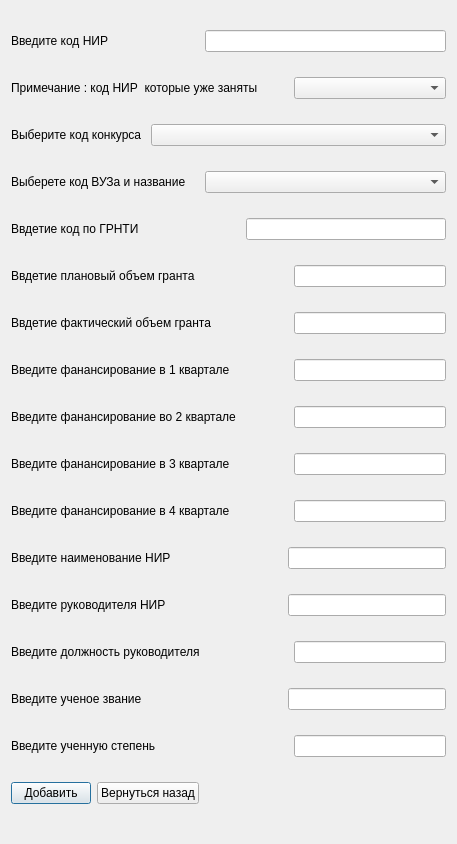
First picture: the form in AddRowWindow.ui, repository BITLIFASON/Support_Of_Competitions_For_Grants, before the edit.
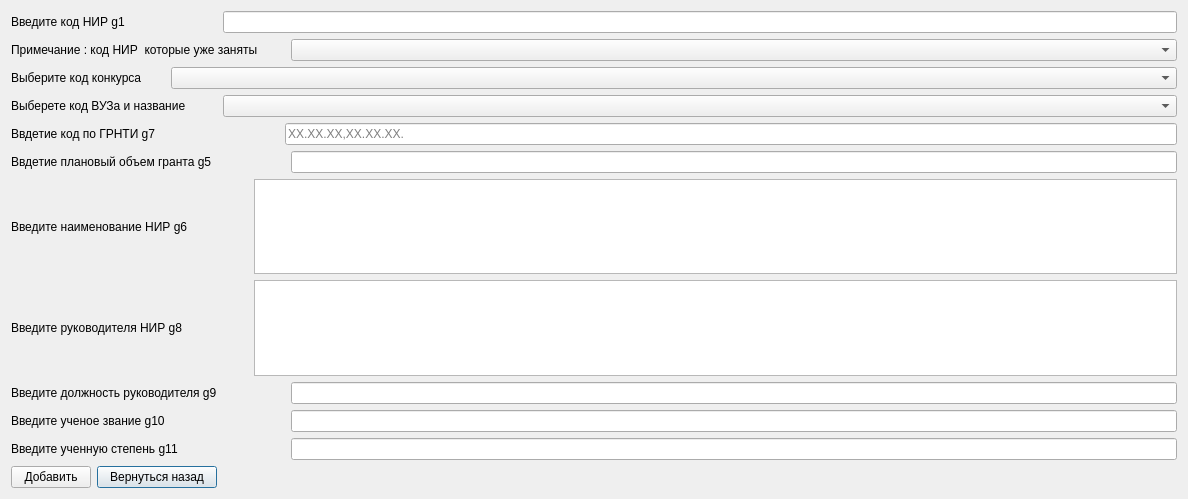
Second picture: the form after the edit.

Diff of the .ui file:
```diff
--- a/AddRowWindow.ui
+++ b/AddRowWindow.ui
@@ -6,24 +6,40 @@
    <rect>
     <x>0</x>
     <y>0</y>
-    <width>457</width>
-    <height>844</height>
+    <width>1188</width>
+    <height>499</height>
    </rect>
   </property>
   <property name="windowTitle">
-   <string>Добавление строки</string>
+   <string>Сопровождение конкурсов на соискание грантов — добавление строки</string>
   </property>
   <layout class="QGridLayout" name="gridLayout">
-   <item row="0" column="0" colspan="2">
-    <widget class="QLabel" name="label">
-     <property name="text">
-      <string>Введите код НИР</string>
-     </property>
-    </widget>
-   </item>
    <item row="0" column="3" colspan="4">
     <widget class="QLineEdit" name="lineEdit_g1"/>
    </item>
+   <item row="9" column="0" colspan="2">
+    <widget class="QLabel" name="label_15">
+     <property name="text">
+      <string>Введите ученое звание g10</string>
+     </property>
+    </widget>
+   </item>
+   <item row="4" column="5" colspan="2">
+    <widget class="QLineEdit" name="lineEdit_g7">
+     <property name="placeholderText">
+      <string>XX.XX.XX,XX.XX.XX.</string>
+     </property>
+    </widget>
+   </item>
+   <item row="9" column="6">
+    <widget class="QLineEdit" name="lineEdit_g10"/>
+   </item>
+   <item row="5" column="6">
+    <widget class="QLineEdit" name="lineEdit_g5"/>
+   </item>
+   <item row="1" column="6">
+    <widget class="QComboBox" name="comboBox_cod_nir"/>
+   </item>
    <item row="1" column="0" colspan="5">
     <widget class="QLabel" name="label_17">
      <property name="text">
@@ -31,19 +47,6 @@
      </property>
     </widget>
    </item>
-   <item row="1" column="6">
-    <widget class="QComboBox" name="comboBox_cod_nir"/>
-   </item>
-   <item row="2" column="0" colspan="2">
-    <widget class="QLabel" name="label_2">
-     <property name="text">
-      <string>Выберите код конкурса </string>
-     </property>
-    </widget>
-   </item>
-   <item row="2" column="2" colspan="5">
-    <widget class="QComboBox" name="comboBox_cod_kon"/>
-   </item>
    <item row="3" column="0" colspan="3">
     <widget class="QLabel" name="label_3">
      <property name="text">
@@ -51,143 +54,94 @@
      </property>
     </widget>
    </item>
-   <item row="3" column="3" colspan="4">
-    <widget class="QComboBox" name="comboBox_cod_vuz"/>
-   </item>
    <item row="4" column="0" colspan="2">
     <widget class="QLabel" name="label_5">
      <property name="text">
-      <string>Ввдетие код по ГРНТИ</string>
+      <string>Ввдетие код по ГРНТИ g7</string>
      </property>
     </widget>
    </item>
-   <item row="4" column="4" colspan="3">
-    <widget class="QLineEdit" name="lineEdit_g7"/>
-   </item>
-   <item row="5" column="0" colspan="3">
-    <widget class="QLabel" name="label_6">
-     <property name="text">
-      <string>Ввдетие плановый объем гранта</string>
-     </property>
-    </widget>
-   </item>
-   <item row="5" column="6">
-    <widget class="QLineEdit" name="lineEdit_g5"/>
-   </item>
    <item row="6" column="0" colspan="4">
-    <widget class="QLabel" name="label_7">
-     <property name="text">
-      <string>Ввдетие фактический объем гранта</string>
-     </property>
-    </widget>
-   </item>
-   <item row="6" column="6">
-    <widget class="QLineEdit" name="lineEdit_g2"/>
-   </item>
-   <item row="7" column="0" colspan="6">
-    <widget class="QLabel" name="label_8">
-     <property name="text">
-      <string>Введите фанансирование в 1 квартале</string>
-     </property>
-    </widget>
-   </item>
-   <item row="7" column="6">
-    <widget class="QLineEdit" name="lineEdit_g21"/>
-   </item>
-   <item row="8" column="0" colspan="6">
-    <widget class="QLabel" name="label_9">
-     <property name="text">
-      <string>Введите фанансирование во 2 квартале</string>
-     </property>
-    </widget>
-   </item>
-   <item row="8" column="6">
-    <widget class="QLineEdit" name="lineEdit_g22"/>
-   </item>
-   <item row="9" column="0" colspan="6">
-    <widget class="QLabel" name="label_10">
-     <property name="text">
-      <string>Введите фанансирование в 3 квартале</string>
-     </property>
-    </widget>
-   </item>
-   <item row="9" column="6">
-    <widget class="QLineEdit" name="lineEdit_g23"/>
-   </item>
-   <item row="10" column="0" colspan="6">
-    <widget class="QLabel" name="label_11">
-     <property name="text">
-      <string>Введите фанансирование в 4 квартале</string>
-     </property>
-    </widget>
-   </item>
-   <item row="10" column="6">
-    <widget class="QLineEdit" name="lineEdit_g24"/>
-   </item>
-   <item row="11" column="0" colspan="3">
     <widget class="QLabel" name="label_12">
      <property name="text">
-      <string>Введите наименование НИР</string>
+      <string>Введите наименование НИР g6</string>
      </property>
     </widget>
    </item>
-   <item row="11" column="5" colspan="2">
-    <widget class="QLineEdit" name="lineEdit_g6"/>
+   <item row="6" column="4" colspan="3">
+    <widget class="QTextEdit" name="lineEdit_g6"/>
    </item>
-   <item row="12" column="0" colspan="3">
+   <item row="7" column="0" colspan="4">
     <widget class="QLabel" name="label_13">
      <property name="text">
-      <string>Введите руководителя НИР</string>
+      <string>Введите руководителя НИР g8</string>
      </property>
     </widget>
    </item>
-   <item row="12" column="5" colspan="2">
-    <widget class="QLineEdit" name="lineEdit_g8"/>
+   <item row="7" column="4" colspan="3">
+    <widget class="QTextEdit" name="lineEdit_g8"/>
    </item>
-   <item row="13" column="0" colspan="4">
+   <item row="8" column="0" colspan="3">
     <widget class="QLabel" name="label_14">
      <property name="text">
-      <string>Введите должность руководителя</string>
+      <string>Введите должность руководителя g9</string>
      </property>
     </widget>
    </item>
-   <item row="13" column="6">
+   <item row="2" column="0" colspan="2">
+    <widget class="QLabel" name="label_2">
+     <property name="text">
+      <string>Выберите код конкурса </string>
+     </property>
+    </widget>
+   </item>
+   <item row="5" column="0" colspan="3">
+    <widget class="QLabel" name="label_6">
+     <property name="text">
+      <string>Ввдетие плановый объем гранта g5</string>
+     </property>
+    </widget>
+   </item>
+   <item row="8" column="6">
     <widget class="QLineEdit" name="lineEdit_g9"/>
    </item>
-   <item row="14" column="0" colspan="2">
-    <widget class="QLabel" name="label_15">
-     <property name="text">
-      <string>Введите ученое звание</string>
-     </property>
-    </widget>
+   <item row="2" column="2" colspan="5">
+    <widget class="QComboBox" name="comboBox_cod_kon"/>
    </item>
-   <item row="14" column="5" colspan="2">
-    <widget class="QLineEdit" name="lineEdit_g10"/>
-   </item>
-   <item row="15" column="0" colspan="3">
-    <widget class="QLabel" name="label_16">
-     <property name="text">
-      <string>Введите ученную степень</string>
-     </property>
-    </widget>
-   </item>
-   <item row="15" column="6">
-    <widget class="QLineEdit" name="lineEdit_g11"/>
-   </item>
-   <item row="16" column="0">
-    <widget class="QPushButton" name="pushButton_add_row">
-     <property name="text">
-      <string>Добавить</string>
-     </property>
-    </widget>
-   </item>
-   <item row="16" column="1" colspan="2">
+   <item row="11" column="1" colspan="2">
     <widget class="QPushButton" name="pushButton_back">
      <property name="text">
       <string>Вернуться назад</string>
      </property>
     </widget>
    </item>
+   <item row="10" column="0" colspan="3">
+    <widget class="QLabel" name="label_16">
+     <property name="text">
+      <string>Введите ученную степень g11</string>
+     </property>
+    </widget>
+   </item>
+   <item row="11" column="0">
+    <widget class="QPushButton" name="pushButton_add_row_add">
+     <property name="text">
+      <string>Добавить</string>
+     </property>
+    </widget>
+   </item>
+   <item row="3" column="3" colspan="4">
+    <widget class="QComboBox" name="comboBox_cod_vuz"/>
+   </item>
+   <item row="10" column="6">
+    <widget class="QLineEdit" name="lineEdit_g11"/>
+   </item>
+   <item row="0" column="0" colspan="2">
+    <widget class="QLabel" name="label">
+     <property name="text">
+      <string>Введите код НИР g1</string>
+     </property>
+    </widget>
+   </item>
   </layout>
  </widget>
  <resources/>
```
